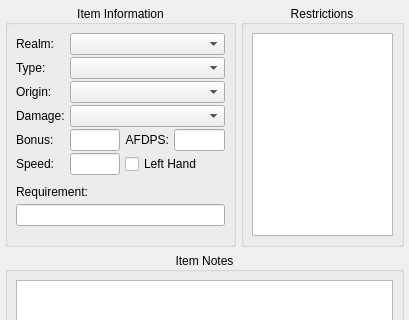
Qt form interface/ItemInformation.ui (WesRoach/SpellcraftingCalculator) before a commit; both pictures show x 0 to 409 and y 0 to 320 of the 409 by 486 pixel window.
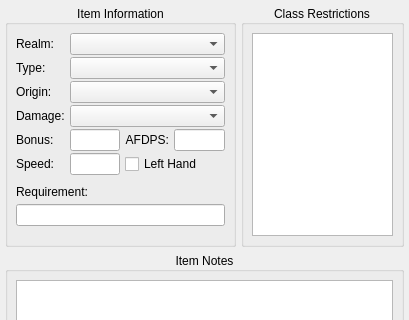
The same form after that commit.

The edit to the form file:
```diff
--- a/interface/ItemInformation.ui
+++ b/interface/ItemInformation.ui
@@ -252,7 +252,7 @@
         </sizepolicy>
        </property>
        <property name="title">
-        <string>Restrictions</string>
+        <string>Class Restrictions</string>
        </property>
        <property name="alignment">
         <set>Qt::AlignCenter</set>
```
Left out of the diff: 8 changed lines with no effect on the pictures.
